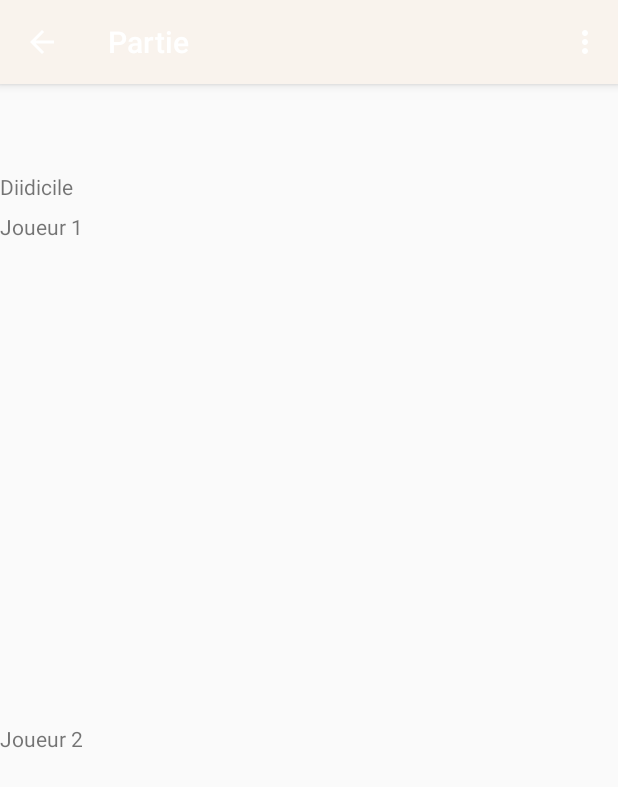
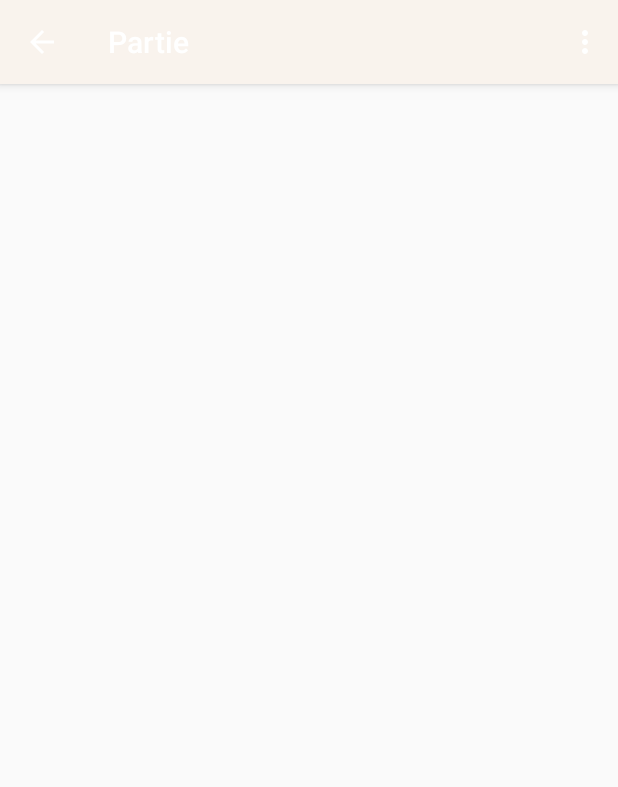
Before and after one commit to alvinberthelot/memonimo-android, an Android app: the fragment SummaryGameFragment placed in its activity, on a phone screen of 412 x 824 dp. Shown: the top 787 px of the screen. Run offline under Robolectric (Android 15) with nearby library versions, the phone set to English and light mode, and no system bars; 10 statements that could not run were skipped.

Commit message:
Tentative de mémoraistaion du pattern pour une partie --> à retravailler

```diff
--- a/app/src/main/java/com/webyousoon/android/memonimo/GameFragment.java
+++ b/app/src/main/java/com/webyousoon/android/memonimo/GameFragment.java
@@ -55,11 +55,8 @@ public class GameFragment extends Fragment {
     private Game mGame;
 
     private List<BackgroundPattern> mBackgroundPatternList;
-//    private String[] mEncodedImageList;
-
 
     // Views
-    private TextView mLabelGameView;
     private View mRootView;
 
     public GameFragment() {
@@ -79,23 +76,33 @@ public class GameFragment extends Fragment {
         mRootView = inflater.inflate(R.layout.fragment_game, container, false);
 
 
-        // Récupération des patterns stockés en base
-        mBackgroundPatternList = MemonimoProvider.restoreAllPatternList(getActivity().getContentResolver());
 
-        if (mBackgroundPatternList == null || mBackgroundPatternList.size() == 0) {
-            RandomPatternTask randomPatternTask = new RandomPatternTask();
-            randomPatternTask.execute();
-        } else {
-            applyBackground();
-        }
 
         // Récupération de l'identifiant de la partie envoyée par l'activitée
         long idGame = getArguments().getLong(GameActivity.BUNDLE_GAME_ID);
         // Récupération de la partie via le Provider
         mGame = MemonimoProvider.restoreGame(getActivity().getContentResolver(), idGame);
 
-        mLabelGameView = (TextView) mRootView.findViewById(R.id.idGame);
-        mLabelGameView.setText("PARTIE #" + mGame.getId() + " " + mGame.getNumFamilyFound() + " / " + mGame.getNumFamily());
+
+
+        BackgroundPattern backgroundPattern = MemonimoProvider.restoreBackgroundPatternByIdGame(
+                getActivity().getContentResolver(), idGame);
+
+        if (backgroundPattern == null) {
+            // Récupération des patterns stockés en base
+            mBackgroundPatternList = MemonimoProvider.restoreAllPatternList(getActivity().getContentResolver());
+
+            if (mBackgroundPatternList == null || mBackgroundPatternList.size() == 0) {
+                RandomPatternTask randomPatternTask = new RandomPatternTask();
+                randomPatternTask.execute();
+            } else {
+                chooseBackground();
+            }
+
+        } else {
+            // Affectation du background
+            mRootView.setBackgroundDrawable(backgroundPattern.getBackgroundDrawable());
+        }
 
 
         GridView gridGameView = (GridView) mRootView.findViewById(R.id.gridMemory);
@@ -169,12 +176,9 @@ public class GameFragment extends Fragment {
                 long idGame = MemonimoProvider.saveGame(getActivity().getContentResolver(), mGame);
                 mGame.setId(idGame);
 
-
-                mLabelGameView.setText("PARTIE #" + mGame.getId() + " " + mGame.getNumFamilyFound() + " / " + mGame.getNumFamily());
-
-
+                // Notification du changement d'état de la partie à l'activité pour les autres fragments
                 mGameCallback.onGameChanged(mGame);
-
+                // Notification du changement d'état pour la vue
                 gridGameAdapter.notifyDataSetChanged();
             }
         });
@@ -217,7 +221,10 @@ public class GameFragment extends Fragment {
 //        Log.d(LOG_TAG, ".onResume()");
     }
 
-    private void applyBackground() {
+    private BackgroundPattern chooseBackground() {
+
+        BackgroundPattern backgroundPattern = null;
+
         // Vérification qu'une image peut être récupérée
         if (mBackgroundPatternList != null && mBackgroundPatternList.size() > 0) {
             // Récupération d'une image encodée au hasard
@@ -228,13 +235,17 @@ public class GameFragment extends Fragment {
 
             Log.d(LOG_TAG, ".applyBackground() --> random : " + random);
 
-            BackgroundPattern backgroundPattern = mBackgroundPatternList.get(random);
+            backgroundPattern = mBackgroundPatternList.get(random);
 
             Log.d(LOG_TAG, ".applyBackground() --> backgroundPattern : " + backgroundPattern.getImgEncoded());
 
             // Affectation du background
             mRootView.setBackgroundDrawable(backgroundPattern.getBackgroundDrawable());
+
+            mGame.setBackgroundPattern(backgroundPattern);
         }
+
+        return backgroundPattern;
     }
 
 
@@ -311,7 +322,8 @@ public class GameFragment extends Fragment {
 
         @Override
         protected void onPostExecute(Void _void) {
-            applyBackground();
+            BackgroundPattern backgroundPattern = chooseBackground();
+
         }
 
         private Void storePatternDataFromJson(String _randomPatternJsonStr) throws JSONException {
--- a/app/src/main/java/com/webyousoon/android/memonimo/SummaryGameFragment.java
+++ b/app/src/main/java/com/webyousoon/android/memonimo/SummaryGameFragment.java
@@ -44,7 +44,7 @@ public class SummaryGameFragment extends Fragment {
         idGameView.setText("PARTIE #" + mGame.getId());
 
         mLabelTestView = (TextView) rootView.findViewById(R.id.numFamily);
-        mLabelTestView.setText("Familles trouvées : " + mGame.getNumFamilyFound());
+        mLabelTestView.setText("Familles trouvées : " + mGame.getNumFamilyFound() + " / " + mGame.getNumFamily());
 
         return rootView;
     }
--- a/app/src/main/java/com/webyousoon/android/memonimo/data/MemonimoContract.java
+++ b/app/src/main/java/com/webyousoon/android/memonimo/data/MemonimoContract.java
@@ -66,6 +66,7 @@ public class MemonimoContract {
         public static final String TABLE_NAME = "pattern";
         // Colonnes de la table
         public static final String COLUMN_IMG_ENCODED = "img_encoded";
+        public static final String COLUMN_ID_GAME = "id_game";
 
         public static Uri buildPatternUri(long id) {
             return ContentUris.withAppendedId(CONTENT_URI, id);
--- a/app/src/main/java/com/webyousoon/android/memonimo/data/MemonimoDbHelper.java
+++ b/app/src/main/java/com/webyousoon/android/memonimo/data/MemonimoDbHelper.java
@@ -38,7 +38,11 @@ public class MemonimoDbHelper extends SQLiteOpenHelper {
 
         final String SQL_CREATE_PATTERN_TABLE = "CREATE TABLE " + PatternEntry.TABLE_NAME + " (" +
                 PatternEntry._ID + " INTEGER PRIMARY KEY," +
-                PatternEntry.COLUMN_IMG_ENCODED + " TEXT NOT NULL " +
+                PatternEntry.COLUMN_IMG_ENCODED + " TEXT NOT NULL, " +
+                PatternEntry.COLUMN_ID_GAME + " INTEGER, " +
+                // Clé étrangère vers la table "game"
+                " FOREIGN KEY (" + PatternEntry.COLUMN_ID_GAME + ") REFERENCES " +
+                GameEntry.TABLE_NAME + " (" + GameEntry._ID + ") " +
                 " );";
 
         final String SQL_CREATE_CARD_TABLE = "CREATE TABLE " + CardEntry.TABLE_NAME + " (" +
--- a/app/src/main/java/com/webyousoon/android/memonimo/data/MemonimoProvider.java
+++ b/app/src/main/java/com/webyousoon/android/memonimo/data/MemonimoProvider.java
@@ -134,6 +134,27 @@ public class MemonimoProvider extends ContentProvider {
         Log.d(LOG_TAG, numRowsInserted + " game_cards rows inserted into database");
 
         return game.getId();
+    }
+
+    public static BackgroundPattern restoreBackgroundPatternByIdGame(ContentResolver _contentResolver, long _idGame) {
+
+        Log.d(LOG_TAG, ".restoreBackgroundPatternByIdGame() : idGame -> " + _idGame);
+
+        BackgroundPattern backgroundPattern = null;
+
+        // Récupération de la partie
+        Cursor cursor = _contentResolver.query(
+                PatternEntry.CONTENT_URI, // URI
+                null, // Colonnes interogées
+                PatternEntry.COLUMN_ID_GAME + "=?", // Colonnes pour la condition WHERE
+                new String[]{"" + _idGame}, // Valeurs pour la condition WHERE
+                null // Tri
+        );
+        if (cursor.moveToNext()) {
+            backgroundPattern = ProviderUtilities.convertBackgroundPatternCursorToBackgroundPatternModel(cursor);
+        }
+
+        return backgroundPattern;
     }
 
     public static List<BackgroundPattern> restoreAllPatternList(ContentResolver _contentResolver) {
--- a/app/src/main/res/layout-sw600dp/fragment_game.xml
+++ b/app/src/main/res/layout-sw600dp/fragment_game.xml
@@ -13,12 +13,6 @@
         android:layout_width="match_parent"
         android:layout_height="match_parent">
 
-        <TextView
-            android:id="@+id/idGame"
-            android:layout_width="match_parent"
-            android:layout_height="wrap_content"
-            android:textAppearance="?android:attr/textAppearanceLarge" />
-
         <GridView
             android:id="@+id/gridMemory"
             android:layout_width="match_parent"
--- a/app/src/main/res/layout/fragment_score.xml
+++ b/app/src/main/res/layout/fragment_score.xml
@@ -29,32 +29,32 @@
             android:layout_width="match_parent"
             android:layout_height="0dp"
             android:layout_weight="1">
-            <ImageView
-                android:layout_width="wrap_content"
-                android:layout_height="match_parent" />
-            <TextView
-                android:layout_width="wrap_content"
-                android:layout_height="match_parent"
-                android:text="Diidicile">
-            </TextView>
+            <!--<ImageView-->
+                <!--android:layout_width="wrap_content"-->
+                <!--android:layout_height="match_parent" />-->
+            <!--<TextView-->
+                <!--android:layout_width="wrap_content"-->
+                <!--android:layout_height="match_parent"-->
+                <!--android:text="Diidicile">-->
+            <!--</TextView>-->
         </LinearLayout>
 
     </LinearLayout>
 
-    <TextView
-        android:id="@+id/s_player1_title"
-        android:layout_width="wrap_content"
-        android:layout_height="0dp"
-        android:layout_weight="4"
-        android:text="Joueur 1">
-    </TextView>
+    <!--<TextView-->
+        <!--android:id="@+id/s_player1_title"-->
+        <!--android:layout_width="wrap_content"-->
+        <!--android:layout_height="0dp"-->
+        <!--android:layout_weight="4"-->
+        <!--android:text="Joueur 1">-->
+    <!--</TextView>-->
 
-    <TextView
-        android:id="@+id/s_player2_title"
-        android:layout_width="wrap_content"
-        android:layout_height="0dp"
-        android:layout_weight="4"
-        android:text="Joueur 2">
-    </TextView>
+    <!--<TextView-->
+        <!--android:id="@+id/s_player2_title"-->
+        <!--android:layout_width="wrap_content"-->
+        <!--android:layout_height="0dp"-->
+        <!--android:layout_weight="4"-->
+        <!--android:text="Joueur 2">-->
+    <!--</TextView>-->
 
 </LinearLayout>
```
Also changed, not shown: app/src/main/java/com/webyousoon/android/memonimo/model/Game.java (+9 -0 lines).
